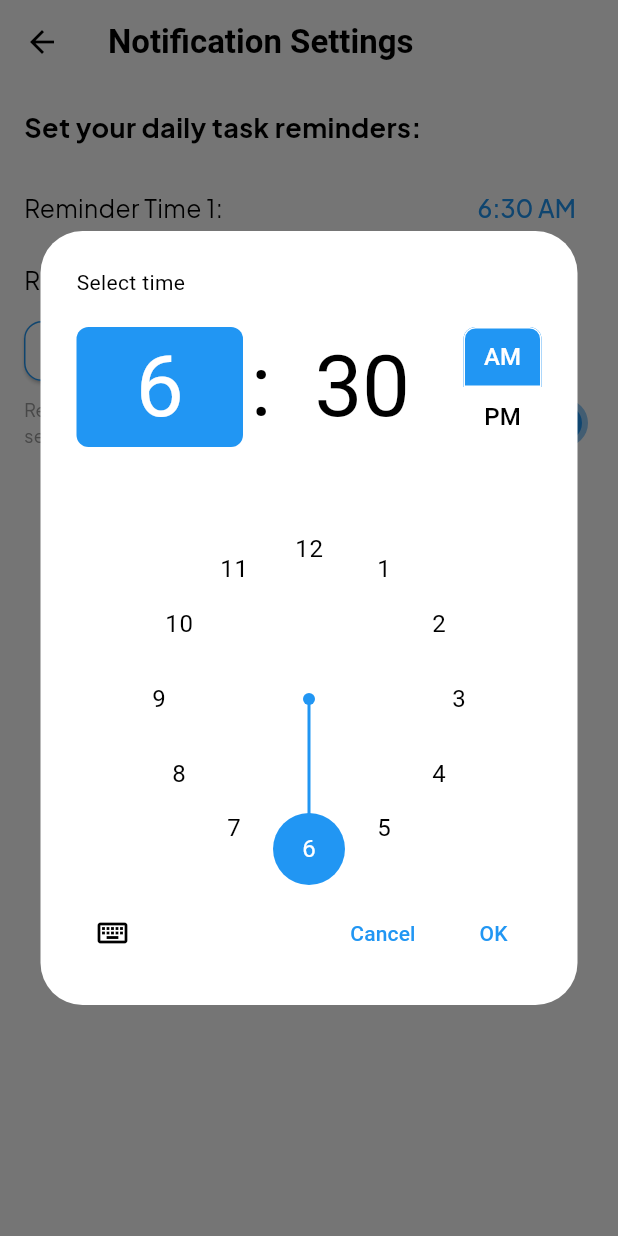
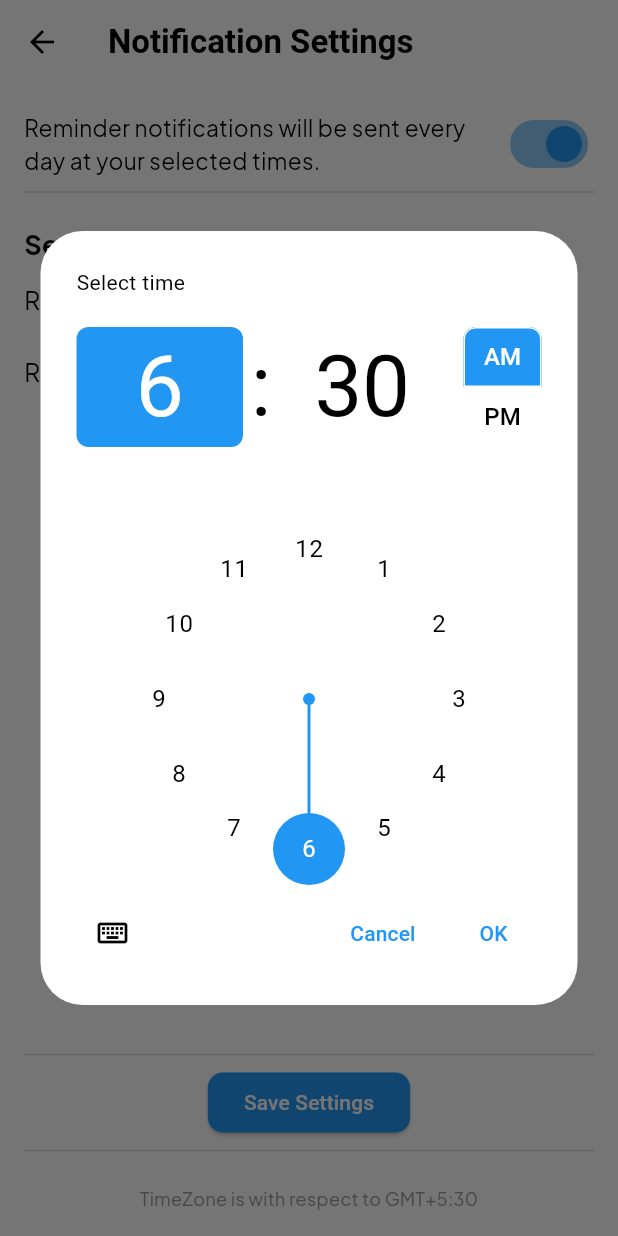
Before and after one commit to rafeywaleed/Nova-Day, a Flutter app: the NotificationSettings screen opened directly, after a tap on an icon or button, on a phone screen of 412 x 824 dp. Run offline on Flutter 3.47's test engine with Material 3 defaults, Android fonts, the phone set to English and light mode, and no system bars; our stand-ins replace animate_do, cloud_firestore, connectivity_plus, firebase_auth, firebase_core, firebase_messaging and 8 more; missing offline and left inert: in_app_update; accounts and stored records are empty.

Commit message:
MulitReminders Completed & Subscribe topics in advance code added

```diff
--- a/lib/pages/notification_settings.dart
+++ b/lib/pages/notification_settings.dart
@@ -1,6 +1,7 @@
 import 'package:flutter/material.dart';
 import 'package:flutter_local_notifications/flutter_local_notifications.dart';
 import 'package:google_fonts/google_fonts.dart';
+import 'package:iconly/iconly.dart';
 import 'package:shared_preferences/shared_preferences.dart';
 import 'package:sizer/sizer.dart';
 import 'package:timezone/data/latest.dart' as tz;
@@ -121,6 +122,7 @@ class _NotificationSettingsState extends State<NotificationSettings> {
         shape: RoundedRectangleBorder(
           borderRadius: BorderRadius.circular(10.0),
         ),
+        duration: Duration(seconds: 1),
       ),
     );
   }
@@ -295,65 +297,13 @@ class _NotificationSettingsState extends State<NotificationSettings> {
       ),
       body: Padding(
         padding: const EdgeInsets.all(16.0),
+        child: Column(
+          children: [
+            // Main content wrapped in Expanded to push the bottom elements to the bottom
+            Expanded(
               child: SingleChildScrollView(
                 child: Column(
-            mainAxisAlignment: MainAxisAlignment.spaceBetween,
                   children: [
-              Column(
-                crossAxisAlignment: CrossAxisAlignment.start,
-                children: [
-                  Text(
-                    'Set your daily task reminders:',
-                    style: GoogleFonts.plusJakartaSans(
-                        fontSize: 18, fontWeight: FontWeight.bold),
-                  ),
-                  const SizedBox(height: 16),
-                  ...notificationTimes.asMap().entries.map((entry) {
-                    final index = entry.key;
-                    final time = entry.value;
-                    return Row(
-                      mainAxisAlignment: MainAxisAlignment.spaceBetween,
-                      children: [
-                        Text('Reminder Time ${index + 1}:',
-                            style:
-                                GoogleFonts.plusJakartaSans(fontSize: 12.sp)),
-                        TextButton(
-                          onPressed: () => selectTime(context, index),
-                          child: Text(
-                            time.format(context),
-                            style: GoogleFonts.plusJakartaSans(
-                                fontSize: 12.sp, color: Colors.blue),
-                          ),
-                        ),
-                      ],
-                    );
-                  }).toList(),
-                  ElevatedButton(
-                    style: ButtonStyle(
-                        backgroundColor: WidgetStatePropertyAll(Colors.white),
-                        shape: WidgetStatePropertyAll(RoundedRectangleBorder(
-                            borderRadius: BorderRadius.circular(12),
-                            side: BorderSide(color: Colors.blue)))),
-                    child: Row(
-                      mainAxisSize: MainAxisSize.min,
-                      children: [
-                        Text(
-                          "Add Reminder   ",
-                          style: GoogleFonts.plusJakartaSans(
-                              fontSize: 10.sp,
-                              color: Colors.blue,
-                              fontWeight: FontWeight.bold),
-                        ),
-                        Icon(Icons.add, size: 12.sp, color: Colors.blue),
-                      ],
-                    ),
-                    onPressed: () {
-                      setState(() {
-                        notificationTimes
-                            .add(const TimeOfDay(hour: 6, minute: 30));
-                      });
-                    },
-                  ),
                     Row(
                       mainAxisAlignment: MainAxisAlignment.spaceBetween,
                       children: [
@@ -361,7 +311,7 @@ class _NotificationSettingsState extends State<NotificationSettings> {
                           child: Text(
                             'Reminder notifications will be sent every day at your selected times.',
                             style: GoogleFonts.plusJakartaSans(
-                              fontSize: 12, color: Colors.grey),
+                                fontSize: 11.sp, color: Colors.black),
                           ),
                         ),
                         Switch(
@@ -373,13 +323,106 @@ class _NotificationSettingsState extends State<NotificationSettings> {
                         ),
                       ],
                     ),
-                  const SizedBox(height: 30),
+                    Divider(
+                      color: const Color.fromARGB(255, 217, 217, 217),
+                    ),
+                    SizedBox(height: 10.sp),
+                    Column(
+                      crossAxisAlignment: CrossAxisAlignment.start,
+                      children: [
+                        Text(
+                          'Set your daily task reminders:',
+                          style: GoogleFonts.plusJakartaSans(
+                              fontSize: 18, fontWeight: FontWeight.bold),
+                        ),
+                        ...notificationTimes.asMap().entries.map((entry) {
+                          final index = entry.key;
+                          final time = entry.value;
+                          return Container(
+                            child: Row(
+                              mainAxisAlignment: MainAxisAlignment.spaceBetween,
+                              children: [
+                                Text('Reminder Time ${index + 1}:',
+                                    style: GoogleFonts.plusJakartaSans(
+                                        fontSize: 12.sp)),
+                                Row(
+                                  children: [
+                                    TextButton(
+                                      onPressed: () =>
+                                          selectTime(context, index),
+                                      child: Text(
+                                        time.format(context),
+                                        style: GoogleFonts.plusJakartaSans(
+                                            fontSize: 12.sp,
+                                            color: Colors.blue),
+                                      ),
+                                    ),
+                                    Text(
+                                      "|",
+                                      style: GoogleFonts.plusJakartaSans(
+                                          fontSize: 12.sp, color: Colors.grey),
+                                    ),
+                                    IconButton(
+                                      icon: Icon(IconlyLight.delete,
+                                          size: 15.sp, color: Colors.red),
+                                      onPressed: () => _deleteReminder(index),
+                                    ),
                                   ],
                                 ),
+                              ],
+                            ),
+                          );
+                        }).toList(),
+                        Center(
+                          child: ElevatedButton(
+                            style: ButtonStyle(
+                                backgroundColor:
+                                    MaterialStateProperty.all(Colors.white),
+                                shape: MaterialStateProperty.all(
+                                    RoundedRectangleBorder(
+                                        borderRadius: BorderRadius.circular(12),
+                                        side:
+                                            BorderSide(color: Colors.white)))),
+                            child: Row(
+                              mainAxisSize: MainAxisSize.min,
+                              children: [
+                                Text(
+                                  "Add Reminder   ",
+                                  style: GoogleFonts.plusJakartaSans(
+                                      fontSize: 10.sp,
+                                      color: Colors.blue,
+                                      fontWeight: FontWeight.bold),
+                                ),
+                                Icon(Icons.add,
+                                    size: 12.sp, color: Colors.blue),
+                              ],
+                            ),
+                            onPressed: () {
+                              setState(() {
+                                notificationTimes
+                                    .add(const TimeOfDay(hour: 6, minute: 30));
+                              });
+                            },
+                          ),
+                        ),
+                        SizedBox(
+                          height: 10.sp,
+                        ),
+                      ],
+                    ),
+                  ],
+                ),
+              ),
+            ),
+            // Bottom section containing TimeZone text and the save button
             Align(
               alignment: Alignment.bottomCenter,
               child: Column(
+                mainAxisSize: MainAxisSize.min,
                 children: [
+                  Divider(
+                    color: const Color.fromARGB(255, 217, 217, 217),
+                  ),
                   Center(
                     child: ElevatedButton(
                       style: ElevatedButton.styleFrom(
@@ -401,6 +444,9 @@ class _NotificationSettingsState extends State<NotificationSettings> {
                       child: const Text('Save Settings'),
                     ),
                   ),
+                  Divider(
+                    color: const Color.fromARGB(255, 217, 217, 217),
+                  ),
                   const SizedBox(height: 16),
                   Text(
                     'TimeZone is with respect to GMT+5:30',
@@ -413,7 +459,36 @@ class _NotificationSettingsState extends State<NotificationSettings> {
           ],
         ),
       ),
+    );
+  }
+
+// This method will handle deleting the reminder
+  void _deleteReminder(int index) async {
+    setState(() {
+      notificationTimes.removeAt(index); // Remove the time from the list
+    });
+
+    final prefs = await SharedPreferences.getInstance();
+    await prefs.setStringList(
+      'notificationTimes',
+      notificationTimes.map((time) => '${time.hour}:${time.minute}').toList(),
+    );
+
+    // Cancel the notification for the deleted reminder
+    await _notificationsPlugin.cancel(index);
+
+    // Show feedback to the user
+    _showSnackBar('Reminder deleted successfully!', Colors.green);
+  }
+}
+
+Widget _buildDismissedItem(
+    TimeOfDay time, Animation<double> animation, context) {
+  return SizeTransition(
+    sizeFactor: animation,
+    child: ListTile(
+      title: Text(time.format(context)),
+      trailing: Icon(Icons.delete, size: 10.sp, color: Colors.blue),
     ),
   );
 }
-}
```
Also changed, not shown: lib/cloud/firebase_api.dart (+17 -2 lines). Lines whose indentation alone changed are shown as unchanged.
